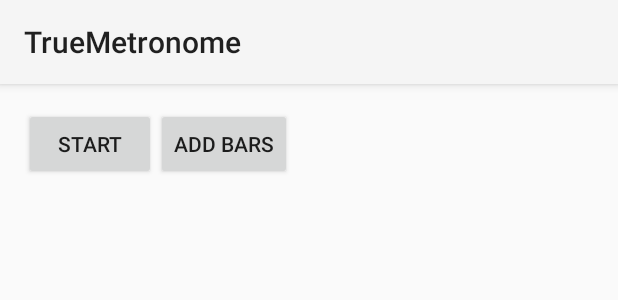
After one commit to voznenkoD/TrueAndroidMetronome, an Android app: the layout activity_prog_metronome.xml on its own in the app's theme, with its tools: preview values and no code run, on a phone screen of 412 x 824 dp. The commit adds this screen. Shown: the top 300 px of the screen. Run offline under Robolectric (Android 15) with nearby library versions, the phone set to English and light mode, and no system bars.

Commit message:
added mocks for prog metro

```diff
--- /dev/null
+++ b/app/src/main/res/layout/activity_prog_metronome.xml
@@ -0,0 +1,36 @@
+<RelativeLayout xmlns:android="http://schemas.android.com/apk/res/android"
+    xmlns:tools="http://schemas.android.com/tools" android:layout_width="match_parent"
+    android:layout_height="match_parent" android:paddingLeft="@dimen/activity_horizontal_margin"
+    android:paddingRight="@dimen/activity_horizontal_margin"
+    android:paddingTop="@dimen/activity_vertical_margin"
+    android:paddingBottom="@dimen/activity_vertical_margin"
+    tools:context="com.beepteam.truemetronome.SimpleMetronomeActivity">
+
+    <Button
+        android:layout_width="wrap_content"
+        android:layout_height="wrap_content"
+        android:text="Start"
+        android:id="@+id/SS_BTN"
+        android:layout_alignParentTop="true"
+        android:layout_alignParentLeft="true"
+        android:layout_alignParentStart="true" />
+
+    <Button
+        android:layout_width="wrap_content"
+        android:layout_height="wrap_content"
+        android:text="add bars"
+        android:id="@+id/add_bars"
+        android:layout_alignParentTop="true"
+        android:layout_toRightOf="@+id/SS_BTN"
+        android:layout_toEndOf="@+id/SS_BTN" />
+
+    <LinearLayout
+        android:orientation="vertical"
+        android:layout_width="fill_parent"
+        android:layout_height="fill_parent"
+        android:layout_below="@+id/SS_BTN"
+        android:layout_alignParentLeft="true"
+        android:layout_alignParentStart="true"
+        android:id="@+id/bars_layout"></LinearLayout>
+
+</RelativeLayout>
```
Also changed, not shown: app/src/main/java/com/beepteam/truemetronome/HomeActivity.java (+10 -0 lines), app/src/main/java/com/beepteam/truemetronome/ProgMetroActivity.java (added, +100 -0 lines), app/src/main/res/layout/activity_home.xml (+9 -0 lines).
